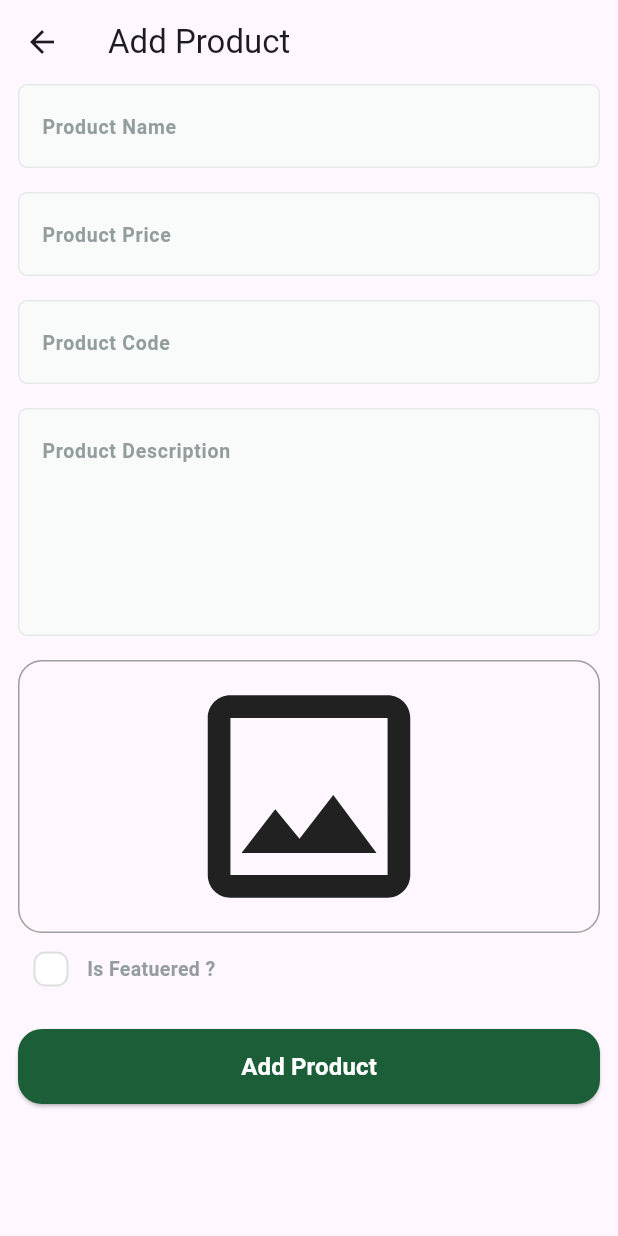
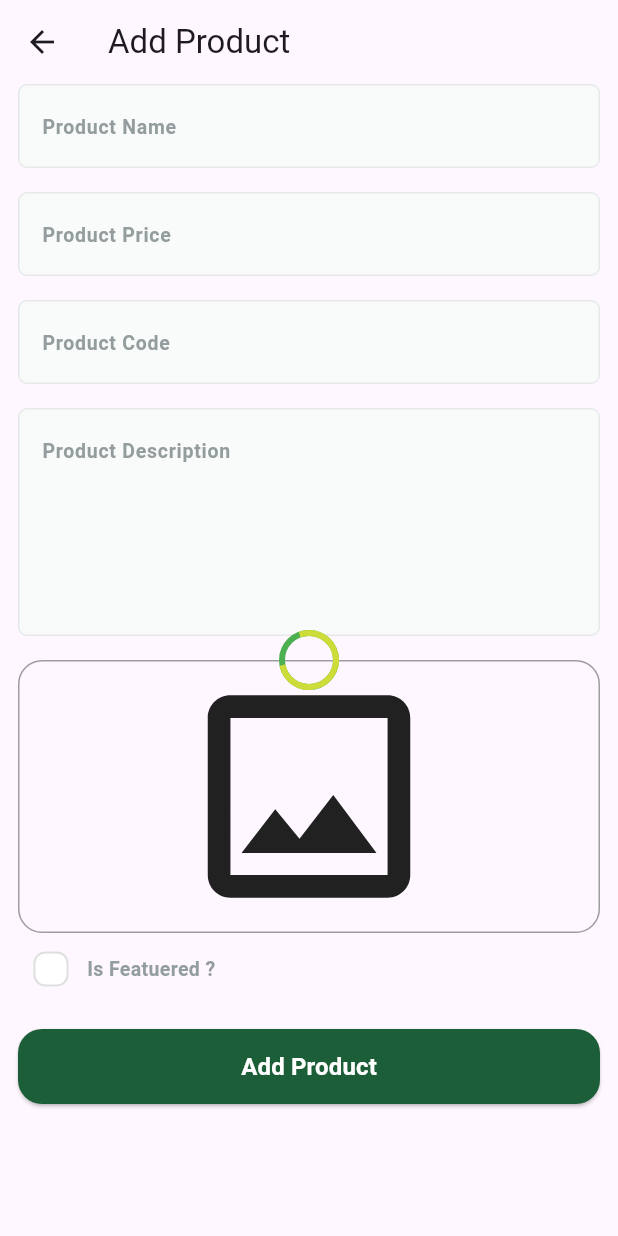
Before and after one commit to ElDaly15/Fruits-Hub-Dashboard, a Flutter app: the AddProductView screen opened by its route, on a phone screen of 412 x 824 dp. Run offline on Flutter 3.47's test engine with Material 3 defaults, Android fonts, the phone set to English and light mode, and no system bars; drawn by our look-alikes of modal_progress_hud_nsn; our stand-ins replace bloc, cloud_firestore, dartz, firebase_core, firebase_storage, flutter_bloc and 1 more; accounts and stored records are empty; Roboto replaces fonts that are missing (Cairo).

Commit message:
Update Add Product View to Use Bloc Consumer for State Management
- Replaced the `AddProdcutViewBody` widget with `AddProdcutViewBodyBlocConsumer` in the `AddProductView` to integrate Bloc state management.
- Modified the `AddProdcutViewBody` widget to include a call to `BlocProvider.of<AddProductCubit>(context).addProduct` when adding a new product.
- Added a new `AddProdcutViewBodyBlocConsumer` widget to handle state changes and show appropriate UI feedback (e.g., loading indicators, success/error messages).
- Updated the `DashboardView` and `main.dart` to ensure proper integration with the new Bloc consumer and provider setup.
- Added dependencies for `flutter_bloc` and `modal_progress_hud_nsn` in `pubspec.yaml` to support the new functionality.

```diff
--- a/lib/featuers/add_product/presentation/views/add_product_view.dart
+++ b/lib/featuers/add_product/presentation/views/add_product_view.dart
@@ -1,5 +1,6 @@
 import 'package:flutter/material.dart';
-import 'package:fruits_hub_dashboard/featuers/add_product/presentation/views/widgets/add_prodcut_view_body.dart';
+
+import 'package:fruits_hub_dashboard/featuers/add_product/presentation/views/widgets/add_product_bloc_consumer.dart';
 
 class AddProductView extends StatelessWidget {
   const AddProductView({super.key});
@@ -12,7 +13,7 @@ class AddProductView extends StatelessWidget {
       appBar: AppBar(
         title: const Text('Add Product'),
       ),
-      body: const AddProdcutViewBody(),
+      body: const AddProdcutViewBodyBlocConsumer(),
     );
   }
 }
--- a/lib/featuers/add_product/presentation/views/widgets/add_prodcut_view_body.dart
+++ b/lib/featuers/add_product/presentation/views/widgets/add_prodcut_view_body.dart
@@ -1,7 +1,9 @@
 import 'dart:io';
 import 'package:flutter/material.dart';
+import 'package:flutter_bloc/flutter_bloc.dart';
 import 'package:fruits_hub_dashboard/core/widgets/custom_app_buttom.dart';
 import 'package:fruits_hub_dashboard/featuers/add_product/domain/entites/add_prodcut_entity.dart';
+import 'package:fruits_hub_dashboard/featuers/add_product/presentation/manager/add_product_cubit/add_product_cubit.dart';
 import 'package:fruits_hub_dashboard/featuers/add_product/presentation/views/widgets/custom_text_field.dart';
 import 'package:fruits_hub_dashboard/featuers/add_product/presentation/views/widgets/featuer_check.dart';
 import 'package:fruits_hub_dashboard/featuers/add_product/presentation/views/widgets/image_field.dart';
@@ -72,7 +74,7 @@ class _AddProdcutViewBodyState extends State<AddProdcutViewBody> {
                   onChanged: (value) {
                     description = value;
                   },
-                  keyboardType: TextInputType.number,
+                  keyboardType: TextInputType.name,
                   maxLines: 5,
                   obscureText: false,
                   isPassword: false,
@@ -107,6 +109,9 @@ class _AddProdcutViewBodyState extends State<AddProdcutViewBody> {
                             description: description!,
                             imageFile: fileImage!,
                             isFeatured: isFeatured!);
+
+                        BlocProvider.of<AddProductCubit>(context)
+                            .addProduct(addProductEntity: prodcutEntity);
                       } else {
                         autovalidateMode = AutovalidateMode.always;
                         setState(() {});
--- /dev/null
+++ b/lib/featuers/add_product/presentation/views/widgets/add_product_bloc_consumer.dart
@@ -0,0 +1,42 @@
+import 'package:flutter/material.dart';
+import 'package:flutter_bloc/flutter_bloc.dart';
+import 'package:fruits_hub_dashboard/featuers/add_product/presentation/manager/add_product_cubit/add_product_cubit.dart';
+import 'package:modal_progress_hud_nsn/modal_progress_hud_nsn.dart';
+
+import 'add_prodcut_view_body.dart';
+
+class AddProdcutViewBodyBlocConsumer extends StatelessWidget {
+  const AddProdcutViewBodyBlocConsumer({super.key});
+
+  @override
+  Widget build(BuildContext context) {
+    return BlocConsumer<AddProductCubit, AddProductState>(
+      listener: (context, state) {
+        if (state is AddProductSuccess) {
+          Navigator.pop(context);
+          ScaffoldMessenger.of(context).showSnackBar(
+            const SnackBar(
+              content: Text('Product Added'),
+            ),
+          );
+        }
+        if (state is AddProductFailuer) {
+          ScaffoldMessenger.of(context).showSnackBar(
+            SnackBar(
+              content: Text(state.errorMsg),
+            ),
+          );
+        }
+      },
+      builder: (context, state) {
+        return const ModalProgressHUD(
+          color: Colors.transparent,
+          progressIndicator: CircularProgressIndicator(
+              backgroundColor: Colors.green, color: Colors.lime),
+          inAsyncCall: true,
+          child: AddProdcutViewBody(),
+        );
+      },
+    );
+  }
+}
--- a/lib/featuers/dashboard/presentation/views/dashboard_view.dart
+++ b/lib/featuers/dashboard/presentation/views/dashboard_view.dart
@@ -1,4 +1,5 @@
 import 'package:flutter/material.dart';
+
 import 'package:fruits_hub_dashboard/featuers/dashboard/presentation/views/widgets/dashboard_view_body.dart';
 
 class DashboardView extends StatelessWidget {
--- a/pubspec.yaml
+++ b/pubspec.yaml
@@ -36,7 +36,9 @@ dependencies:
   firebase_storage: ^12.3.3
   flutter:
     sdk: flutter
+  flutter_bloc: ^8.1.6
   image_picker: ^1.1.2
+  modal_progress_hud_nsn: ^0.5.1
   path: ^1.9.0
 
 dev_dependencies:
```
Also changed, not shown: lib/main.dart (+12 -4 lines), pubspec.lock.
